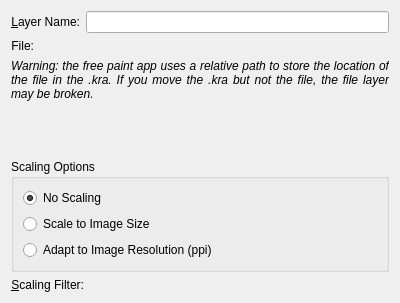
Qt form libs/ui/forms/wdgdlgfilelayer.ui (serika12345/librepaint) before a commit.
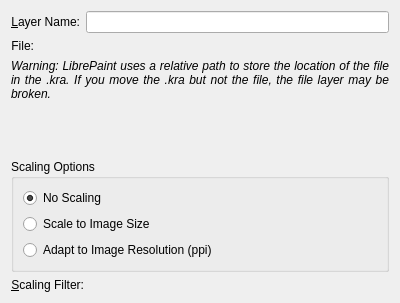
The same form after that commit. Custom widgets are drawn as their Qt base class.

Commit message: Stage 3: refine LibrePaint naming

The edit to the form file:
```diff
--- a/libs/ui/forms/wdgdlgfilelayer.ui
+++ b/libs/ui/forms/wdgdlgfilelayer.ui
@@ -84,7 +84,7 @@
       </font>
      </property>
      <property name="text">
-      <string>&lt;html&gt;&lt;head/&gt;&lt;body&gt;&lt;p&gt;Warning: the free paint app uses a relative path to store the location of the file in the .kra. If you move the .kra but not the file, the file layer may be broken.&lt;/p&gt;&lt;/body&gt;&lt;/html&gt;</string>
+      <string>&lt;html&gt;&lt;head/&gt;&lt;body&gt;&lt;p&gt;Warning: LibrePaint uses a relative path to store the location of the file in the .kra. If you move the .kra but not the file, the file layer may be broken.&lt;/p&gt;&lt;/body&gt;&lt;/html&gt;</string>
      </property>
      <property name="textFormat">
       <enum>Qt::AutoText</enum>
```
The commit also changes 68 other files.
